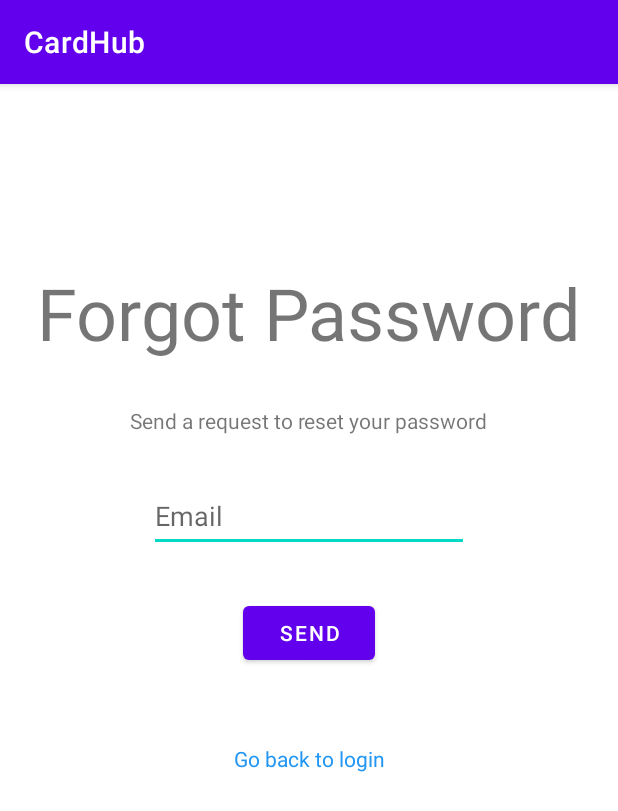
After one commit to ETKuppens/2IS70-G22, an Android app: the ForgotPasswordActivity screen opened directly, with no data from a screen before it, on a phone screen of 412 x 824 dp. The commit adds this screen. Shown: the top 811 px of the screen. Run offline under Robolectric (Android 15) with nearby library versions, the phone set to English and light mode, and no system bars; our stand-ins replace Firebase (no records; nobody signed in at launch, a user with empty details on screens opened directly).

Commit message:
Added forgot password support

```diff
--- a/app/src/main/AndroidManifest.xml
+++ b/app/src/main/AndroidManifest.xml
@@ -11,6 +11,9 @@
         android:supportsRtl="true"
         android:theme="@style/Theme.CardHub"
         tools:targetApi="31">
+        <activity
+            android:name=".ForgotPasswordActivity"
+            android:exported="false" />
         <activity
             android:name=".RegistrationActivity"
             android:exported="false" />
--- /dev/null
+++ b/app/src/main/java/com/example/cardhub/ForgotPasswordActivity.java
@@ -0,0 +1,62 @@
+package com.example.cardhub;
+
+import androidx.annotation.NonNull;
+import androidx.appcompat.app.AppCompatActivity;
+
+import android.content.Intent;
+import android.os.Bundle;
+import android.util.Log;
+import android.view.View;
+import android.widget.Button;
+import android.widget.EditText;
+import android.widget.TextView;
+import android.widget.Toast;
+
+import com.google.android.gms.tasks.OnCompleteListener;
+import com.google.android.gms.tasks.Task;
+import com.google.firebase.auth.AuthResult;
+import com.google.firebase.auth.FirebaseAuth;
+
+public class ForgotPasswordActivity extends AppCompatActivity {
+    private FirebaseAuth mAuth;
+
+    @Override
+    protected void onCreate(Bundle savedInstanceState) {
+        super.onCreate(savedInstanceState);
+        setContentView(R.layout.activity_forgot_password);
+
+        // Firebase Authentication
+        mAuth = FirebaseAuth.getInstance();
+
+        // Instantiate layout components
+        EditText et_forgotpassword = findViewById(R.id.editText_email_forgot);
+        Button btn_forgotpassword = findViewById(R.id.button_email_forgotten);
+        TextView tv_loginreferral = findViewById(R.id.textView_loginreferral_forgot);
+
+        // Reset pressed
+        btn_forgotpassword.setOnClickListener(new View.OnClickListener() {
+            @Override
+            public void onClick(View view) {
+                mAuth.sendPasswordResetEmail(et_forgotpassword.getText().toString()).addOnCompleteListener(new OnCompleteListener<Void>() {
+                    @Override
+                    public void onComplete(@NonNull Task<Void> task) {
+                        if (task.isSuccessful()) {
+                            Toast.makeText(ForgotPasswordActivity.this, "Reset Request was send to your email", Toast.LENGTH_LONG).show();
+                        } else {
+                            Toast.makeText(ForgotPasswordActivity.this, task.getException().getMessage(), Toast.LENGTH_LONG).show();
+                        }
+                        startActivity(new Intent(getApplicationContext(), LoginActivity.class));
+                    }
+                });
+            }
+        });
+
+        // Clickable text
+        tv_loginreferral.setOnClickListener(new View.OnClickListener() {
+            @Override
+            public void onClick(View view) {
+                startActivity(new Intent(getApplicationContext(), LoginActivity.class));
+            }
+        });
+    }
+}
--- /dev/null
+++ b/app/src/main/res/layout/activity_forgot_password.xml
@@ -0,0 +1,64 @@
+<?xml version="1.0" encoding="utf-8"?>
+<androidx.constraintlayout.widget.ConstraintLayout xmlns:android="http://schemas.android.com/apk/res/android"
+    xmlns:app="http://schemas.android.com/apk/res-auto"
+    xmlns:tools="http://schemas.android.com/tools"
+    android:layout_width="match_parent"
+    android:layout_height="match_parent"
+    tools:context=".ForgotPasswordActivity">
+
+    <TextView
+        android:id="@+id/textView_forgotpassword"
+        android:layout_width="wrap_content"
+        android:layout_height="wrap_content"
+        android:layout_marginTop="120dp"
+        android:text="Forgot Password"
+        android:textSize="48sp"
+        app:layout_constraintEnd_toEndOf="parent"
+        app:layout_constraintStart_toStartOf="parent"
+        app:layout_constraintTop_toTopOf="parent" />
+
+    <EditText
+        android:id="@+id/editText_email_forgot"
+        android:layout_width="wrap_content"
+        android:layout_height="wrap_content"
+        android:layout_marginTop="30dp"
+        android:ems="10"
+        android:hint="Email"
+        android:inputType="textEmailAddress"
+        android:minHeight="48dp"
+        app:layout_constraintEnd_toEndOf="@+id/textView_forgot_message"
+        app:layout_constraintStart_toStartOf="@+id/textView_forgot_message"
+        app:layout_constraintTop_toBottomOf="@+id/textView_forgot_message" />
+
+    <Button
+        android:id="@+id/button_email_forgotten"
+        android:layout_width="wrap_content"
+        android:layout_height="wrap_content"
+        android:layout_marginTop="30dp"
+        android:text="Send"
+        app:layout_constraintEnd_toEndOf="@+id/editText_email_forgot"
+        app:layout_constraintStart_toStartOf="@+id/editText_email_forgot"
+        app:layout_constraintTop_toBottomOf="@+id/editText_email_forgot" />
+
+    <TextView
+        android:id="@+id/textView_loginreferral_forgot"
+        android:layout_width="wrap_content"
+        android:layout_height="wrap_content"
+        android:layout_marginTop="50dp"
+        android:text="Go back to login"
+        android:textColor="#2196F3"
+        app:layout_constraintEnd_toEndOf="@+id/button_email_forgotten"
+        app:layout_constraintStart_toStartOf="@+id/button_email_forgotten"
+        app:layout_constraintTop_toBottomOf="@+id/button_email_forgotten" />
+
+    <TextView
+        android:id="@+id/textView_forgot_message"
+        android:layout_width="wrap_content"
+        android:layout_height="wrap_content"
+        android:layout_marginTop="30dp"
+        android:text="Send a request to reset your password"
+        app:layout_constraintEnd_toEndOf="@+id/textView_forgotpassword"
+        app:layout_constraintStart_toStartOf="@+id/textView_forgotpassword"
+        app:layout_constraintTop_toBottomOf="@+id/textView_forgotpassword" />
+
+</androidx.constraintlayout.widget.ConstraintLayout>
```
Also changed, not shown: app/src/main/java/com/example/cardhub/LoginActivity.java (+8 -1 lines), app/src/main/java/com/example/cardhub/RegistrationActivity.java (+41 -1 lines), app/src/main/res/layout/activity_registration.xml (+16 -5 lines).
